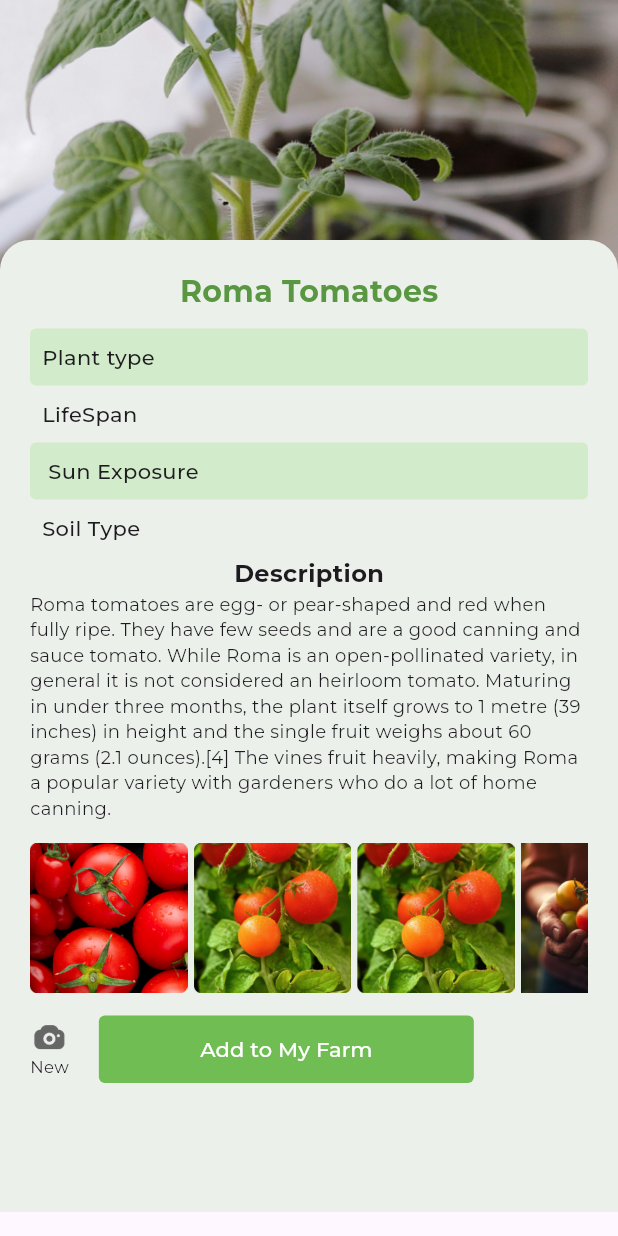
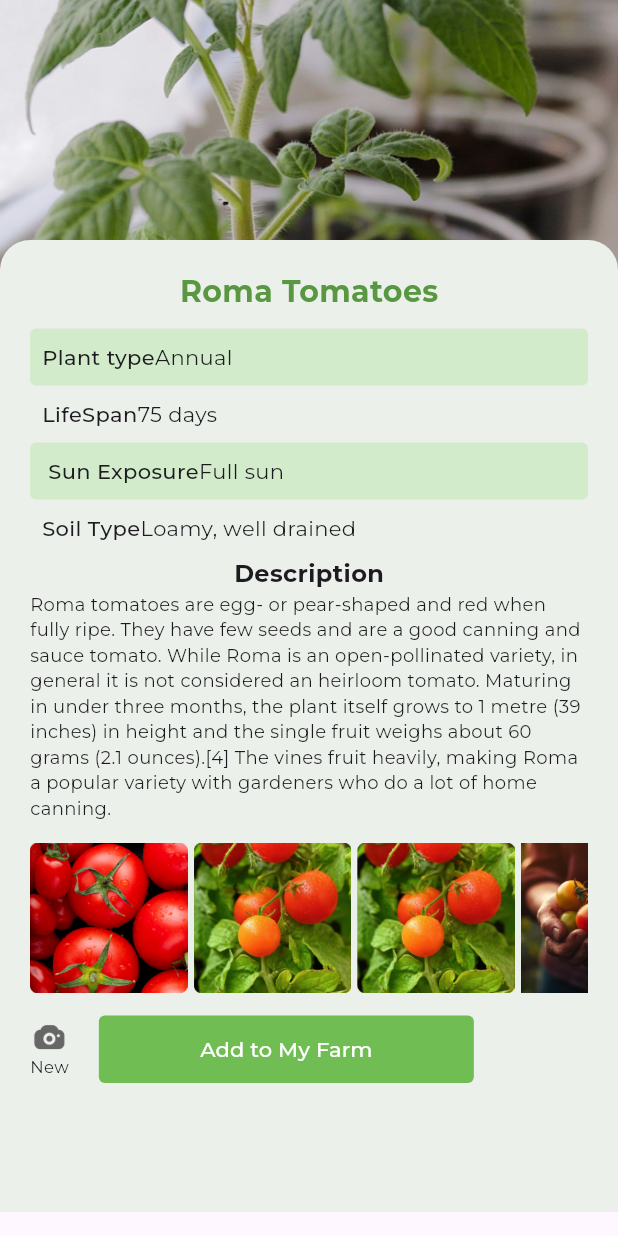
Before and after one commit to titicodes/agropro, a Flutter app: the screen it shows after launch, on a phone screen of 412 x 824 dp. Run offline on Flutter 3.47's test engine with Material 3 defaults, Android fonts, the phone set to English and light mode, and no system bars; our stand-ins replace dio, firebase_core, flutter_screenutil, flutter_spinkit, gap, get_it and 4 more; missing offline and left inert: flutter_shimmer; accounts and stored records are empty.

Commit message:
plant_identified

```diff
--- a/lib/pages/base/search/plant_identified2.dart
+++ b/lib/pages/base/search/plant_identified2.dart
@@ -17,6 +17,12 @@ class PlantIdentified2 extends StatelessWidget {
     'LifeSpan',
     ' Sun Exposure',
     'Soil Type'
+  ];
+  List<String> srcrestxt = [
+    'Annual',
+    '75 days',
+    'Full sun',
+    'Loamy, well drained ',
   ];
   List<String> srchresimgs = [
     AppImages.tomat1,
@@ -74,7 +80,8 @@ class PlantIdentified2 extends StatelessWidget {
                                           AppText(
                                             srchcategories[index],
                                             weight: FontWeight.w500,
-                                          )
+                                          ),
+                                          Center(child: AppText(srcrestxt[index]))
                                         ],
                                       ),
                                     ),
@@ -93,7 +100,8 @@ class PlantIdentified2 extends StatelessWidget {
                                           AppText(
                                             srchcategories[index],
                                             weight: FontWeight.w500,
-                                          )
+                                          ),
+                                          Center(child: AppText(srcrestxt[index]))
                                         ],
                                       ),
                                     ),
@@ -135,6 +143,7 @@ class PlantIdentified2 extends StatelessWidget {
                               children: [
                                 Padding(
                                   padding: const EdgeInsets.only(right: 20),
+                                  child: InkWell(onTap: (){},
                                     child: Column(
                                       children: [
                                         Image.asset(
@@ -146,6 +155,7 @@ class PlantIdentified2 extends StatelessWidget {
                                           size: 11,
                                         )
                                       ],
+                                    ),
                                   ),
                                 ),
                                 AppButton(
```
Also changed, not shown: 1 other file. Lines whose indentation alone changed are shown as unchanged.
